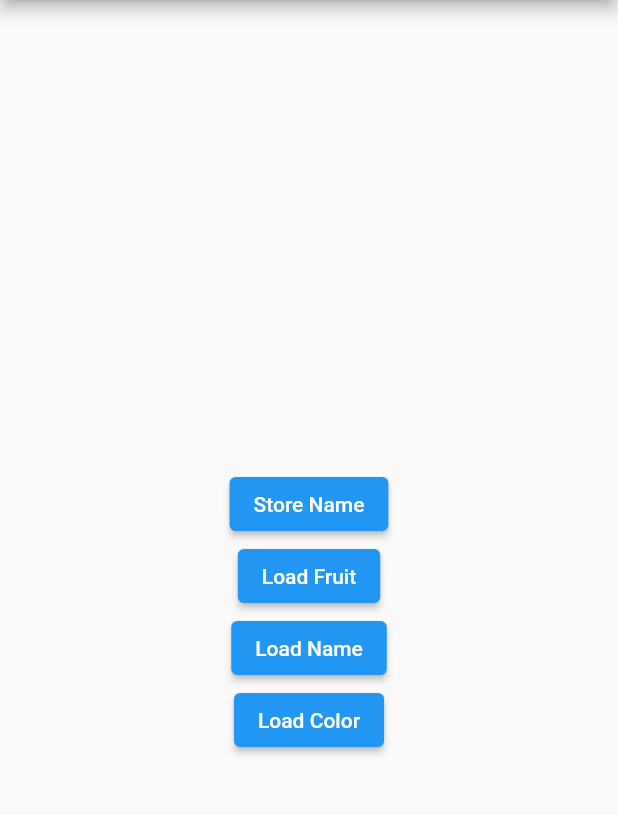
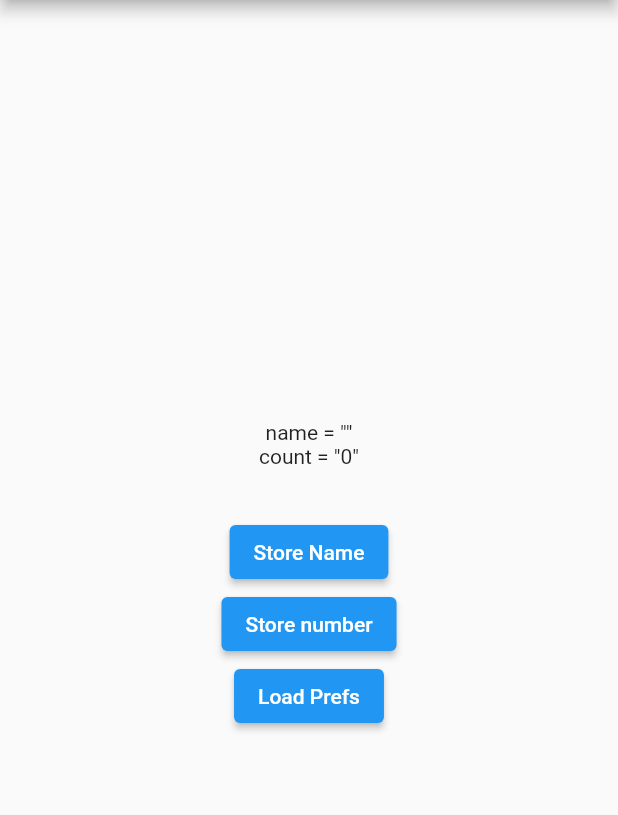
Before and after one commit to redfrogred/storage1, a Flutter app: the screen it shows after launch, after a tap on "Store Name", on a phone screen of 412 x 824 dp, the part 84-899 px from its top. Run offline on Flutter 3.47's test engine with Material 2 defaults, Android fonts, the phone set to English and light mode, and no system bars; our stand-ins replace shared_preferences.

Commit message:
using class

```diff
--- a/lib/classes/Storage.dart
+++ b/lib/classes/Stored.dart
@@ -2,8 +2,9 @@ import 'package:shared_preferences/shared_preferences.dart';
 
 class Storage {
 
-  String str = '';
-  late SharedPreferences cookie;
+  String name = '';
+  int count = 0;
+  late SharedPreferences prefs;
 
   Storage() {
     print ('Storage() initialized...');
@@ -11,7 +12,7 @@ class Storage {
   }
 
   Future init() async {
-    cookie = await SharedPreferences.getInstance();
+    prefs = await SharedPreferences.getInstance();
   }
 
 }
--- a/lib/main.dart
+++ b/lib/main.dart
@@ -1,7 +1,7 @@
 import 'package:flutter/material.dart';
 import 'package:shared_preferences/shared_preferences.dart';
 //import 'package:storage1/classes/Storage.dart';
-import 'classes/Storage.dart';
+import 'classes/Stored.dart';
 
 void main() {
   runApp(MyApp());
@@ -33,7 +33,8 @@ class _MyAppState extends State<MyApp> {
           child: Column(
             mainAxisAlignment: MainAxisAlignment.center,
             children: [
-              Text(storage.str),
+              Text('name = "${ storage.name }"'),
+              Text('count = "${ storage.count.toString() }"'),
               const SizedBox(height:32),
 
 
@@ -42,38 +43,38 @@ class _MyAppState extends State<MyApp> {
               // SET COOKIE
               ElevatedButton(
                 onPressed: () async  {
-                  storage.cookie.setString('name','Peter');
+                  storage.prefs.setString('name','Charlie 1');
                 },
                 child: Text('Store Name'), // change to: fruit, color, name, etc.
               ),
-
+              ElevatedButton(
+                onPressed: () async  {
+                  storage.prefs.setInt('count',15);
+                },
+                child: Text('Store number'), // change to: fruit, color, name, etc.
+              ),
 
 
               // READ COOKIE
               ElevatedButton(
                 onPressed: () async  {
-                  String? crumb = storage.cookie.getString('fruit');
-                  if (crumb == null) return;
-                  setState(() { storage.str = crumb; });
+                  String? _name = storage.prefs.getString('name');
+                  int? _count = storage.prefs.getInt('count');
+                  if (_name == null) {
+                    _name = '';
+                  }
+                  if (_count == null) {
+                    _count = 0;
+                  }
+                  setState(() {
+                    storage.name = _name!;
+                    // bump it up
+                    storage.count = _count! +1;
+                    storage.prefs.setInt('count',storage.count);
+                  });
                 },
-                child: Text('Load Fruit'),
+                child: Text('Load Prefs'),
               ),
-              ElevatedButton(
-                onPressed: () async  {
-                  String? crumb = storage.cookie.getString('name');
-                  if (crumb == null) return;
-                  setState(() { storage.str = crumb; });
-                },
-                child: Text('Load Name'),
-              ),
-              ElevatedButton(
-                onPressed: () async  {
-                  String? crumb = storage.cookie.getString('color');
-                  if (crumb == null) return;
-                  setState(() { storage.str = crumb; });
-                },
-                child: Text('Load Color'),
-              )
             ],
           ),
         ),
```
